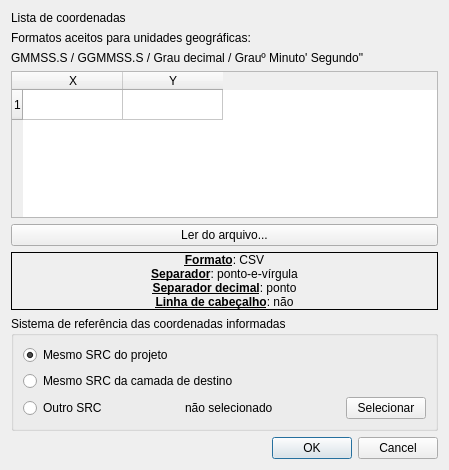
The window that numericalDigitize/nd_addfeature.ui (phborba/dsgtoolsop) describes before a commit, drawn with Qt 5.
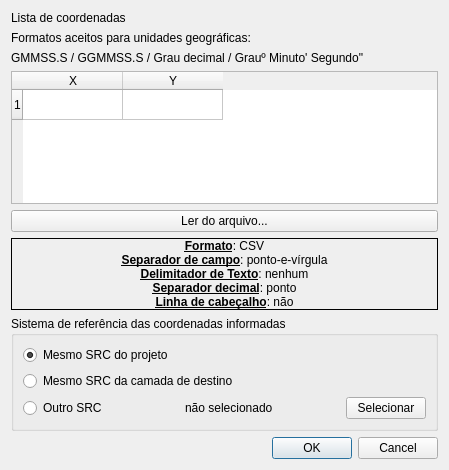
The same window after the commit.

Commit message:
updated .csv file reader
- updated csv file's fields requirements and

- fixed .csv's fields read

The edit to the form file:
```diff
--- a/numericalDigitize/nd_addfeature.ui
+++ b/numericalDigitize/nd_addfeature.ui
@@ -124,7 +124,7 @@
       <enum>QFrame::Box</enum>
      </property>
      <property name="text">
-      <string>&lt;html&gt;&lt;head/&gt;&lt;body&gt;&lt;p&gt;&lt;span style=&quot; font-weight:600; text-decoration: underline;&quot;&gt;Formato&lt;/span&gt;: CSV&lt;br/&gt;&lt;span style=&quot; font-weight:600; text-decoration: underline;&quot;&gt;Separador&lt;/span&gt;: ponto-e-vírgula&lt;br/&gt;&lt;span style=&quot; font-weight:600; text-decoration: underline;&quot;&gt;Separador decimal&lt;/span&gt;: ponto&lt;br/&gt;&lt;span style=&quot; font-weight:600; text-decoration: underline;&quot;&gt;Linha de cabeçalho&lt;/span&gt;: não&lt;/p&gt;&lt;/body&gt;&lt;/html&gt;</string>
+      <string>&lt;html&gt;&lt;head/&gt;&lt;body&gt;&lt;p&gt;&lt;span style=&quot; font-weight:600; text-decoration: underline;&quot;&gt;Formato&lt;/span&gt;: CSV&lt;br/&gt;&lt;span style=&quot; font-weight:600; text-decoration: underline;&quot;&gt;Separador de campo&lt;/span&gt;: ponto-e-vírgula&lt;br/&gt;&lt;span style=&quot; font-weight:600; text-decoration: underline;&quot;&gt;Delimitador de Texto&lt;/span&gt;: nenhum&lt;br/&gt;&lt;span style=&quot; font-weight:600; text-decoration: underline;&quot;&gt;Separador decimal&lt;/span&gt;: ponto&lt;br/&gt;&lt;span style=&quot; font-weight:600; text-decoration: underline;&quot;&gt;Linha de cabeçalho&lt;/span&gt;: não&lt;/p&gt;&lt;/body&gt;&lt;/html&gt;</string>
      </property>
      <property name="textFormat">
       <enum>Qt::RichText</enum>
```
The commit also changes 1 other file.
